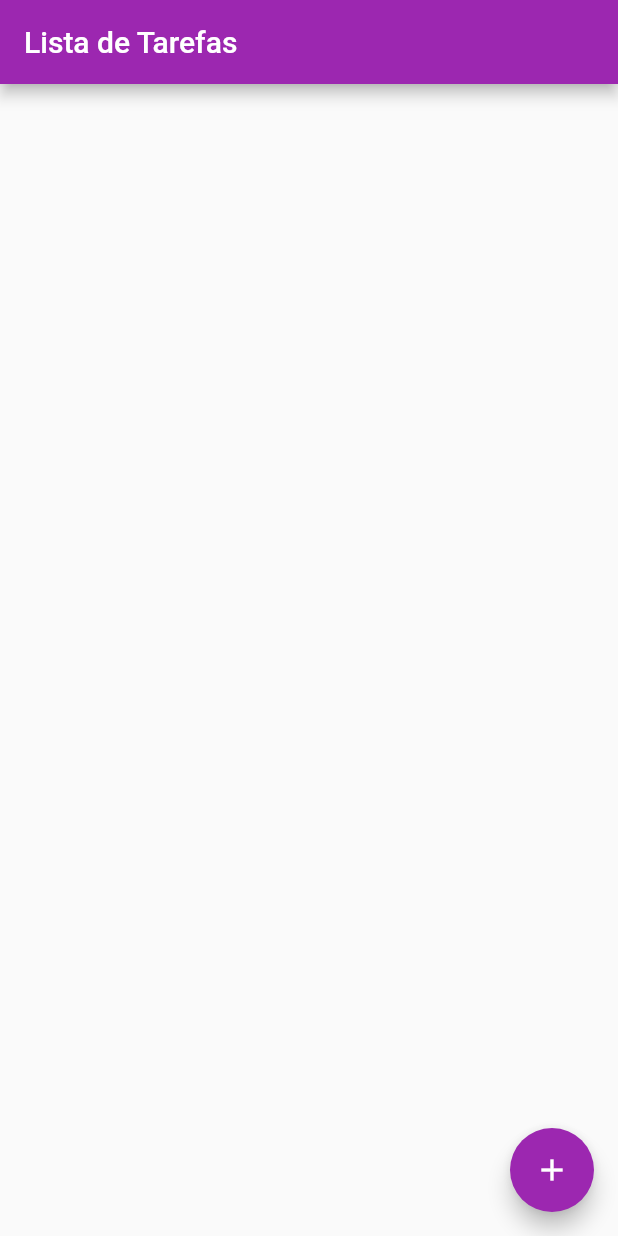
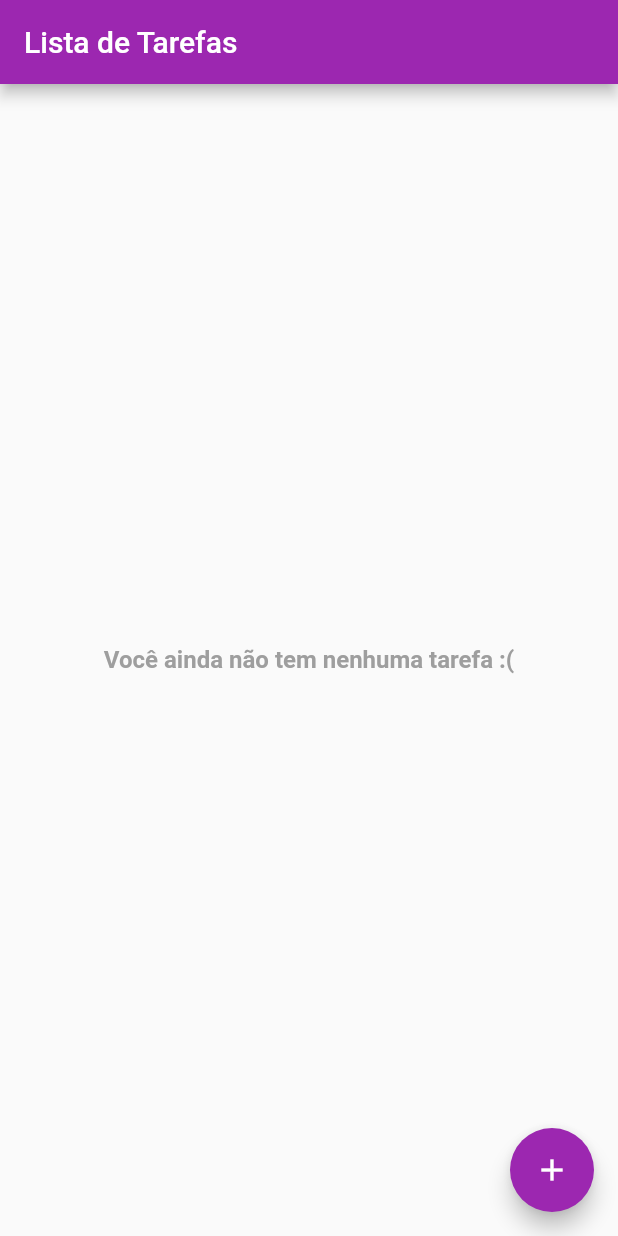
Before and after one commit to renamcomn/TaskList, a Flutter app: the screen it shows after launch, on a phone screen of 412 x 824 dp. Run offline on Flutter 3.47's test engine with Material 2 defaults, Android fonts, the light colour scheme and no system bars.

Commit message:
Add verify if tasklist is empty

```diff
--- a/lib/home_page.dart
+++ b/lib/home_page.dart
@@ -143,11 +143,21 @@ class _HomePageState extends State<HomePage> {
         backgroundColor: Colors.purple,
       ),
       body: Column(
+        mainAxisAlignment: MainAxisAlignment.center,
         children: [
-          Expanded(
-            child: ListView.builder(
-                itemCount: _tasks.length, itemBuilder: creatItemList),
-          )
+          _tasks.length == 0
+              ? Center(
+                  child: Text(
+                  "Você ainda não tem nenhuma tarefa :(",
+                  style: TextStyle(
+                      fontWeight: FontWeight.bold,
+                      fontSize: 16,
+                      color: Colors.grey),
+                ))
+              : Expanded(
+                  child: ListView.builder(
+                      itemCount: _tasks.length, itemBuilder: creatItemList),
+                )
         ],
       ),
     );
```
